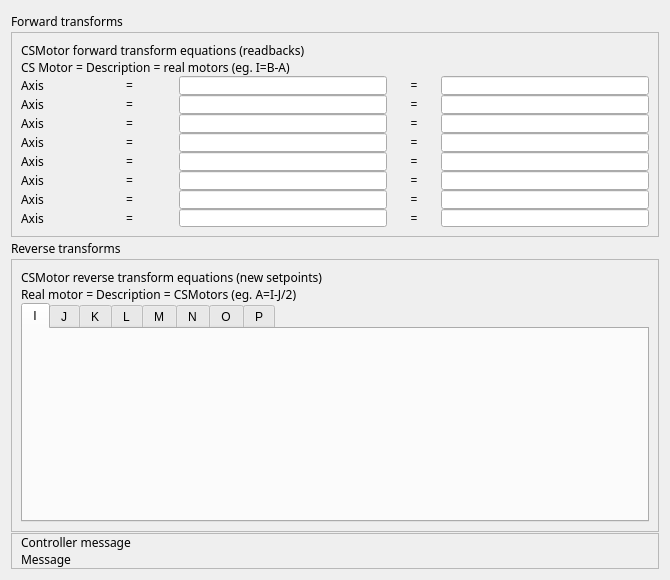
The window that GalilSup/op/ui/galil_kinematics.ui (ISISComputingGroup/EPICS-galil) describes before a commit, drawn with Qt 5.
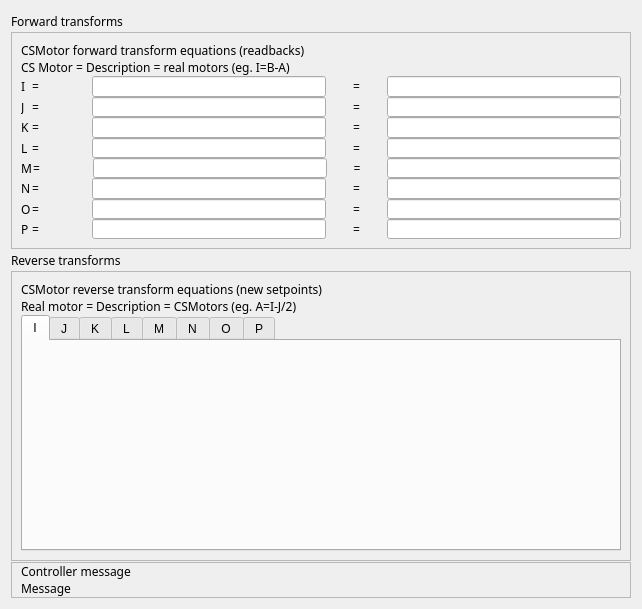
The same window after the commit. The open tabs and pages were chosen to show the change. Custom widgets are drawn as their Qt base class.

```diff
--- a/GalilSup/op/ui/galil_kinematics.ui
+++ b/GalilSup/op/ui/galil_kinematics.ui
@@ -6,8 +6,8 @@
    <rect>
     <x>0</x>
     <y>0</y>
-    <width>670</width>
-    <height>580</height>
+    <width>642</width>
+    <height>609</height>
    </rect>
   </property>
   <property name="sizePolicy">
@@ -104,21 +104,21 @@
          <number>0</number>
         </property>
         <item>
-         <layout class="QHBoxLayout" name="horizontalLayout" stretch="2,1,4,1,4">
+         <layout class="QHBoxLayout" name="horizontalLayout" stretch="0,1,4,1,4">
           <property name="spacing">
            <number>1</number>
           </property>
           <item>
-           <widget class="QELabel" name="qelabel_4">
+           <widget class="QLabel" name="label_21">
             <property name="sizePolicy">
-             <sizepolicy hsizetype="Preferred" vsizetype="Expanding">
+             <sizepolicy hsizetype="Preferred" vsizetype="Preferred">
               <horstretch>0</horstretch>
               <verstretch>0</verstretch>
              </sizepolicy>
             </property>
             <property name="minimumSize">
              <size>
-              <width>0</width>
+              <width>10</width>
               <height>0</height>
              </size>
             </property>
@@ -132,7 +132,7 @@
              <string>$(DMC)$(M9).NAME</string>
             </property>
             <property name="text">
-             <string>Axis</string>
+             <string>I</string>
             </property>
            </widget>
           </item>
@@ -242,21 +242,21 @@
          </layout>
         </item>
         <item>
-         <layout class="QHBoxLayout" name="horizontalLayout_2" stretch="2,1,4,1,4">
+         <layout class="QHBoxLayout" name="horizontalLayout_2" stretch="0,1,4,1,4">
           <property name="spacing">
            <number>1</number>
           </property>
           <item>
-           <widget class="QELabel" name="qelabel_5">
+           <widget class="QLabel" name="label_22">
             <property name="sizePolicy">
-             <sizepolicy hsizetype="Preferred" vsizetype="Expanding">
+             <sizepolicy hsizetype="Preferred" vsizetype="Preferred">
               <horstretch>0</horstretch>
               <verstretch>0</verstretch>
              </sizepolicy>
             </property>
             <property name="minimumSize">
              <size>
-              <width>0</width>
+              <width>10</width>
               <height>0</height>
              </size>
             </property>
@@ -270,7 +270,7 @@
              <string>$(DMC)$(M10).NAME</string>
             </property>
             <property name="text">
-             <string>Axis</string>
+             <string>J</string>
             </property>
            </widget>
           </item>
@@ -380,21 +380,21 @@
          </layout>
         </item>
         <item>
-         <layout class="QHBoxLayout" name="horizontalLayout_3" stretch="2,1,4,1,4">
+         <layout class="QHBoxLayout" name="horizontalLayout_3" stretch="0,1,4,1,4">
           <property name="spacing">
            <number>1</number>
           </property>
           <item>
-           <widget class="QELabel" name="qelabel_6">
+           <widget class="QLabel" name="label_23">
             <property name="sizePolicy">
-             <sizepolicy hsizetype="Preferred" vsizetype="Expanding">
+             <sizepolicy hsizetype="Preferred" vsizetype="Preferred">
               <horstretch>0</horstretch>
               <verstretch>0</verstretch>
              </sizepolicy>
             </property>
             <property name="minimumSize">
              <size>
-              <width>0</width>
+              <width>10</width>
               <height>0</height>
              </size>
             </property>
@@ -408,7 +408,7 @@
              <string>$(DMC)$(M11).NAME</string>
             </property>
             <property name="text">
-             <string>Axis</string>
+             <string>K</string>
             </property>
            </widget>
           </item>
@@ -518,21 +518,21 @@
          </layout>
         </item>
         <item>
-         <layout class="QHBoxLayout" name="horizontalLayout_4" stretch="2,1,4,1,4">
+         <layout class="QHBoxLayout" name="horizontalLayout_4" stretch="0,1,4,1,4">
           <property name="spacing">
            <number>1</number>
           </property>
           <item>
-           <widget class="QELabel" name="qelabel_7">
+           <widget class="QLabel" name="label_24">
             <property name="sizePolicy">
-             <sizepolicy hsizetype="Preferred" vsizetype="Expanding">
+             <sizepolicy hsizetype="Preferred" vsizetype="Preferred">
               <horstretch>0</horstretch>
               <verstretch>0</verstretch>
              </sizepolicy>
             </property>
             <property name="minimumSize">
              <size>
-              <width>0</width>
+              <width>10</width>
               <height>0</height>
              </size>
             </property>
@@ -546,7 +546,7 @@
              <string>$(DMC)$(M12).NAME</string>
             </property>
             <property name="text">
-             <string>Axis</string>
+             <string>L</string>
             </property>
            </widget>
           </item>
@@ -656,21 +656,21 @@
          </layout>
         </item>
         <item>
-         <layout class="QHBoxLayout" name="horizontalLayout_5" stretch="2,1,4,1,4">
+         <layout class="QHBoxLayout" name="horizontalLayout_5" stretch="0,1,4,1,4">
           <property name="spacing">
            <number>1</number>
           </property>
           <item>
-           <widget class="QELabel" name="qelabel_8">
+           <widget class="QLabel" name="label_25">
             <property name="sizePolicy">
-             <sizepolicy hsizetype="Preferred" vsizetype="Expanding">
+             <sizepolicy hsizetype="Preferred" vsizetype="Preferred">
               <horstretch>0</horstretch>
               <verstretch>0</verstretch>
              </sizepolicy>
             </property>
             <property name="minimumSize">
              <size>
-              <width>0</width>
+              <width>10</width>
               <height>0</height>
              </size>
             </property>
@@ -684,7 +684,7 @@
              <string>$(DMC)$(M13).NAME</string>
             </property>
             <property name="text">
-             <string>Axis</string>
+             <string>M</string>
             </property>
            </widget>
           </item>
@@ -794,21 +794,21 @@
          </layout>
         </item>
         <item>
-         <layout class="QHBoxLayout" name="horizontalLayout_6" stretch="2,1,4,1,4">
+         <layout class="QHBoxLayout" name="horizontalLayout_6" stretch="0,1,4,1,4">
           <property name="spacing">
            <number>1</number>
           </property>
           <item>
-           <widget class="QELabel" name="qelabel_9">
+           <widget class="QLabel" name="label_26">
             <property name="sizePolicy">
-             <sizepolicy hsizetype="Preferred" vsizetype="Expanding">
+             <sizepolicy hsizetype="Preferred" vsizetype="Preferred">
               <horstretch>0</horstretch>
               <verstretch>0</verstretch>
              </sizepolicy>
             </property>
             <property name="minimumSize">
              <size>
-              <width>0</width>
+              <width>10</width>
               <height>0</height>
              </size>
             </property>
@@ -822,7 +822,7 @@
              <string>$(DMC)$(M14).NAME</string>
             </property>
             <property name="text">
-             <string>Axis</string>
+             <string>N</string>
             </property>
            </widget>
           </item>
@@ -932,21 +932,21 @@
          </layout>
         </item>
         <item>
-         <layout class="QHBoxLayout" name="horizontalLayout_7" stretch="2,1,4,1,4">
+         <layout class="QHBoxLayout" name="horizontalLayout_7" stretch="0,1,4,1,4">
           <property name="spacing">
            <number>1</number>
           </property>
           <item>
-           <widget class="QELabel" name="qelabel_10">
+           <widget class="QLabel" name="label_27">
             <property name="sizePolicy">
-             <sizepolicy hsizetype="Preferred" vsizetype="Expanding">
+             <sizepolicy hsizetype="Preferred" vsizetype="Preferred">
               <horstretch>0</horstretch>
               <verstretch>0</verstretch>
              </sizepolicy>
             </property>
             <property name="minimumSize">
              <size>
-              <width>0</width>
+              <width>10</width>
               <height>0</height>
              </size>
             </property>
@@ -960,7 +960,7 @@
              <string>$(DMC)$(M15).NAME</string>
             </property>
             <property name="text">
-             <string>Axis</string>
+             <string>O</string>
             </property>
            </widget>
           </item>
@@ -1070,21 +1070,21 @@
          </layout>
         </item>
         <item>
-         <layout class="QHBoxLayout" name="horizontalLayout_8" stretch="2,1,4,1,4">
+         <layout class="QHBoxLayout" name="horizontalLayout_8" stretch="0,1,4,1,4">
           <property name="spacing">
            <number>1</number>
           </property>
           <item>
-           <widget class="QELabel" name="qelabel_11">
+           <widget class="QLabel" name="label_28">
             <property name="sizePolicy">
-             <sizepolicy hsizetype="Preferred" vsizetype="Expanding">
+             <sizepolicy hsizetype="Preferred" vsizetype="Preferred">
               <horstretch>0</horstretch>
               <verstretch>0</verstretch>
              </sizepolicy>
             </property>
             <property name="minimumSize">
              <size>
-              <width>0</width>
+              <width>10</width>
               <height>0</height>
              </size>
             </property>
@@ -1098,7 +1098,7 @@
              <string>$(DMC)$(M16).NAME</string>
             </property>
             <property name="text">
-             <string>Axis</string>
+             <string>P</string>
             </property>
            </widget>
           </item>
```
Left out of the diff: 26 changed lines with no effect on the pictures.
